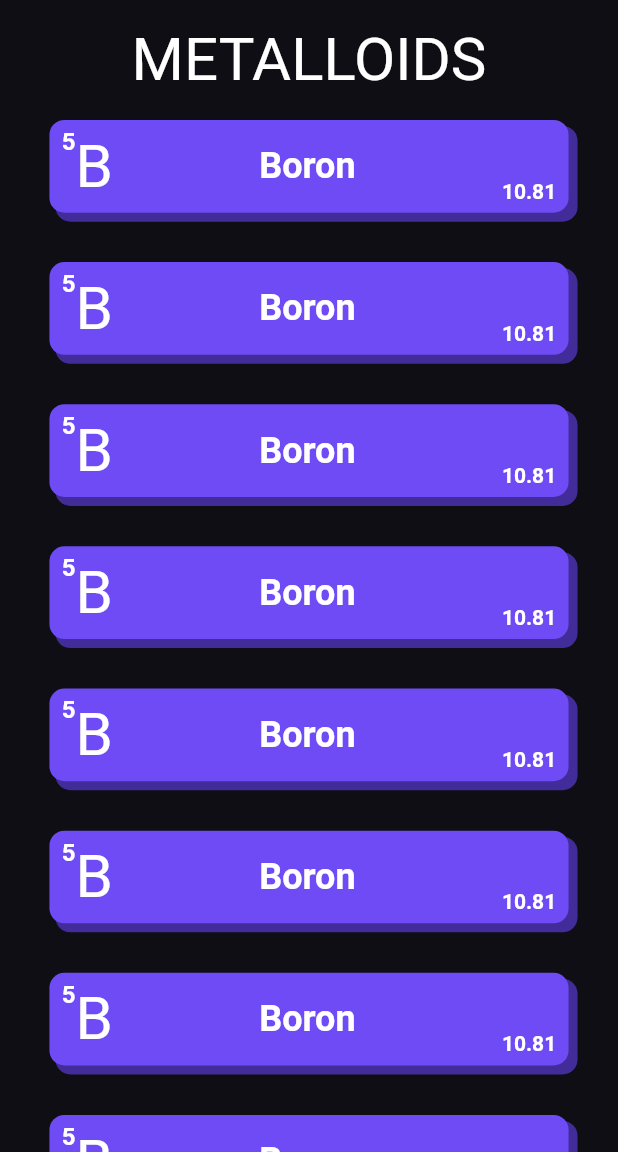
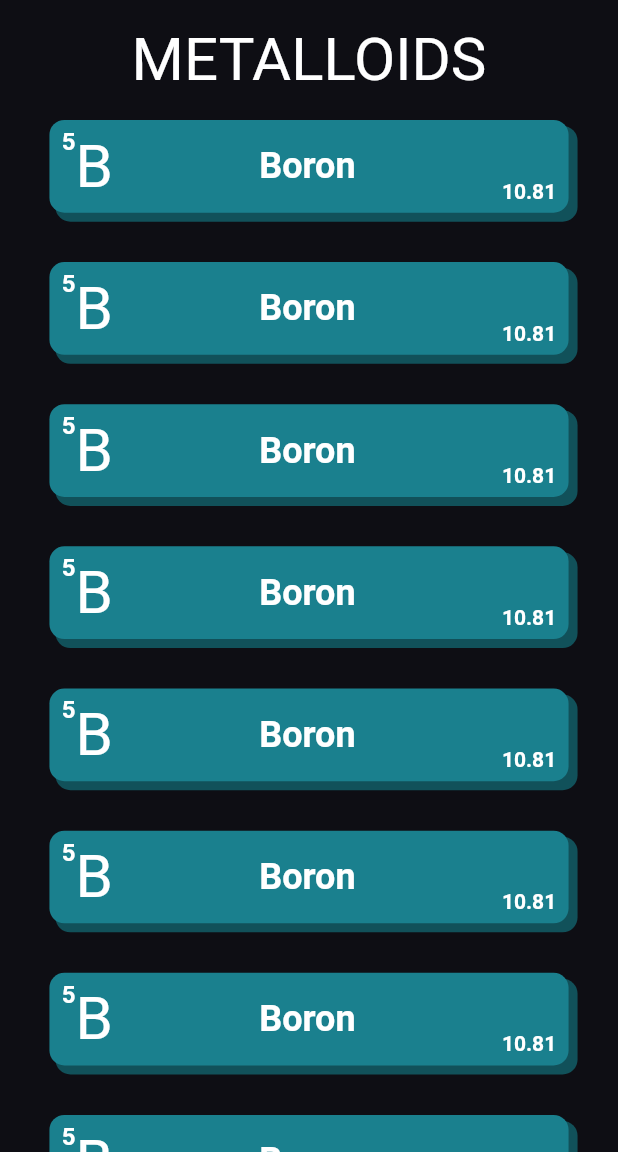
Before and after one commit to furkanagess/periodic_table_app, a Flutter app: the screen it shows after launch, after a tap on "METALLOIDS", on a phone screen of 412 x 824 dp, the part 84-1236 px from its top. Run offline on Flutter 3.47's test engine with Material 2 defaults, Android fonts, the phone set to English and light mode, and no system bars; our stand-ins replace mobx; generated files the repository leaves out were written again.

Commit message:
general fixes

```diff
--- a/lib/feature/home/view/home_view.dart
+++ b/lib/feature/home/view/home_view.dart
@@ -64,8 +64,8 @@ class HomeView extends StatelessWidget {
               ),
             );
           },
-          shadowColor: AppColors().darkPink,
-          color: AppColors().pink,
+          shadowColor: AppColors().darkYellow,
+          color: AppColors().yellow,
           title: AppStrings().nonMetal,
         ),
         ElementGroupContainer(
@@ -98,8 +98,8 @@ class HomeView extends StatelessWidget {
               ),
             );
           },
-          shadowColor: AppColors().darkPurple,
-          color: AppColors().purple,
+          shadowColor: AppColors().darkTurquoise,
+          color: AppColors().turquoise,
           title: AppStrings().metalloids,
         ),
         ElementGroupContainer(
@@ -111,8 +111,8 @@ class HomeView extends StatelessWidget {
               ),
             );
           },
-          shadowColor: AppColors().darkGreen,
-          color: AppColors().green,
+          shadowColor: AppColors().darkNavyBlue,
+          color: AppColors().navyBlue,
           title: AppStrings().metal,
         ),
       ],
@@ -272,8 +272,8 @@ class HomeView extends StatelessWidget {
           ),
         );
       },
-      color: AppColors().pink,
-      shadowColor: AppColors().darkPink,
+      color: AppColors().red,
+      shadowColor: AppColors().darkRed,
       atomNumber: "2",
       atomSymbol: "He",
       atomName: "Helyum",
--- a/lib/feature/metalloids/view/metalloids_view.dart
+++ b/lib/feature/metalloids/view/metalloids_view.dart
@@ -83,8 +83,8 @@ class MetalloidsPageView extends StatelessWidget {
             ),
           );
         },
-        color: AppColors().purple,
-        shadowColor: AppColors().darkPurple,
+        color: AppColors().turquoise,
+        shadowColor: AppColors().darkTurquoise,
         atomNumber: "5",
         atomSymbol: "B",
         atomName: "Boron",
--- a/lib/feature/nonMetal/subNonMetals/reactive/view/reactive_nonmetal_view.dart
+++ b/lib/feature/nonMetal/subNonMetals/reactive/view/reactive_nonmetal_view.dart
@@ -88,7 +88,7 @@ class ReactiveNonmetalPageView extends StatelessWidget {
   Center headerText(BuildContext context) {
     return Center(
       child: Text(
-        AppStrings().nobleGas,
+        AppStrings().reactive,
         style: context.textTheme.headlineLarge?.copyWith(
           color: AppColors().white,
         ),
```
Also changed, not shown: lib/feature/metals/view/metal_view.dart (+8 -8 lines).
